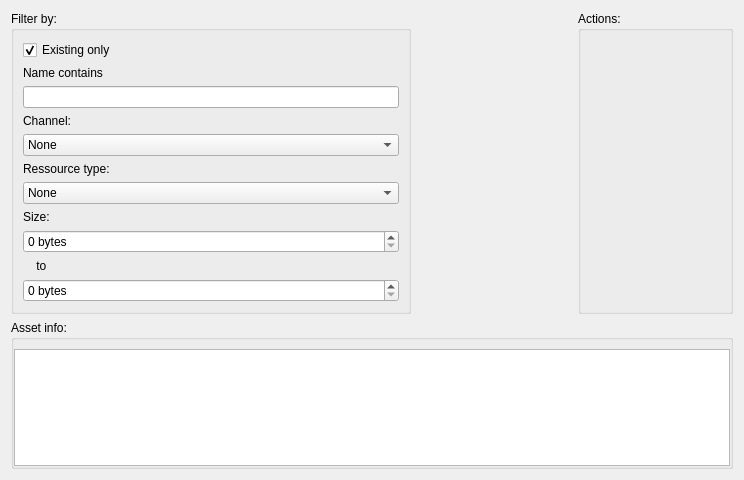
Above: ClearMap/gui/creator/assets_manipulation.ui from ClearAnatomics/ClearMap before the change. Below: the same form after it.
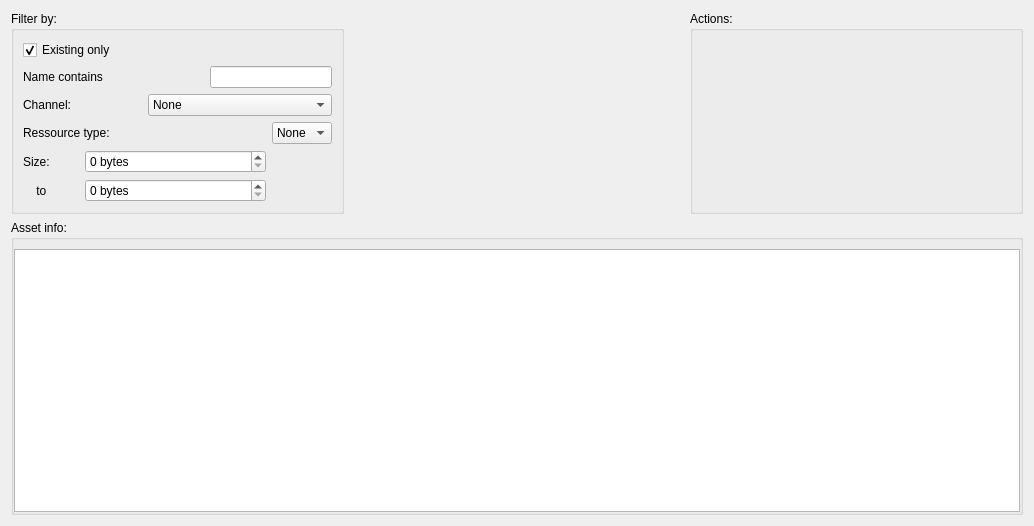
That is the form after the change.

Commit message: GUI: cleans up layout of workspace manager widget

Patch:
```diff
--- a/ClearMap/gui/creator/assets_manipulation.ui
+++ b/ClearMap/gui/creator/assets_manipulation.ui
@@ -6,8 +6,8 @@
    <rect>
     <x>0</x>
     <y>0</y>
-    <width>744</width>
-    <height>480</height>
+    <width>1034</width>
+    <height>526</height>
    </rect>
   </property>
   <property name="windowTitle">
@@ -17,30 +17,6 @@
    <item row="0" column="1">
     <layout class="QHBoxLayout" name="listsLayout"/>
    </item>
-   <item row="2" column="0" colspan="3">
-    <widget class="QGroupBox" name="groupBox_3">
-     <property name="title">
-      <string>Asset info:</string>
-     </property>
-     <layout class="QHBoxLayout" name="horizontalLayout">
-      <property name="leftMargin">
-       <number>0</number>
-      </property>
-      <property name="topMargin">
-       <number>9</number>
-      </property>
-      <property name="rightMargin">
-       <number>0</number>
-      </property>
-      <property name="bottomMargin">
-       <number>0</number>
-      </property>
-      <item>
-       <widget class="QTextBrowser" name="assetInfoTextBrowser"/>
-      </item>
-     </layout>
-    </widget>
-   </item>
    <item row="0" column="2">
     <widget class="QGroupBox" name="groupBox">
      <property name="title">
@@ -65,61 +41,50 @@
       <string>Filter by:</string>
      </property>
      <layout class="QGridLayout" name="gridLayout">
-      <item row="9" column="0">
-       <widget class="QLabel" name="label_2">
+      <item row="0" column="0" colspan="3">
+       <widget class="QCheckBox" name="existingOnlyCheckBox">
         <property name="text">
-         <string>    to</string>
+         <string>Existing only</string>
         </property>
-       </widget>
-      </item>
-      <item row="2" column="0">
-       <widget class="QLineEdit" name="nameFilterPlainLineEdit"/>
-      </item>
-      <item row="7" column="0">
-       <widget class="QLabel" name="label">
-        <property name="text">
-         <string>Size:</string>
+        <property name="checked">
+         <bool>true</bool>
         </property>
        </widget>
       </item>
-      <item row="1" column="0">
+      <item row="1" column="0" colspan="3">
        <widget class="QLabel" name="label_3">
         <property name="text">
          <string>Name contains</string>
         </property>
        </widget>
       </item>
-      <item row="5" column="0">
-       <widget class="QLabel" name="label_4">
-        <property name="text">
-         <string>Ressource type:</string>
-        </property>
-       </widget>
+      <item row="1" column="3" colspan="2">
+       <widget class="QLineEdit" name="nameFilterPlainLineEdit"/>
       </item>
-      <item row="8" column="0">
-       <widget class="QSpinBox" name="sizeMinSpinBox">
-        <property name="suffix">
-         <string> bytes</string>
-        </property>
-       </widget>
-      </item>
-      <item row="4" column="0">
-       <widget class="QComboBox" name="channelsComboBox">
-        <item>
-         <property name="text">
-          <string>None</string>
-         </property>
-        </item>
-       </widget>
-      </item>
-      <item row="3" column="0">
+      <item row="2" column="0" colspan="2">
        <widget class="QLabel" name="label_5">
         <property name="text">
          <string>Channel:</string>
         </property>
        </widget>
       </item>
-      <item row="6" column="0">
+      <item row="2" column="2" colspan="3">
+       <widget class="QComboBox" name="channelsComboBox">
+        <item>
+         <property name="text">
+          <string>None</string>
+         </property>
+        </item>
+       </widget>
+      </item>
+      <item row="3" column="0" colspan="3">
+       <widget class="QLabel" name="label_4">
+        <property name="text">
+         <string>Ressource type:</string>
+        </property>
+       </widget>
+      </item>
+      <item row="3" column="4">
        <widget class="QComboBox" name="fileFormatCategoryComboBox">
         <item>
          <property name="text">
@@ -128,17 +93,28 @@
         </item>
        </widget>
       </item>
-      <item row="0" column="0">
-       <widget class="QCheckBox" name="existingOnlyCheckBox">
+      <item row="4" column="0">
+       <widget class="QLabel" name="label">
         <property name="text">
-         <string>Existing only</string>
+         <string>Size:</string>
         </property>
-        <property name="checked">
-         <bool>true</bool>
+       </widget>
+      </item>
+      <item row="4" column="1" colspan="3">
+       <widget class="QSpinBox" name="sizeMinSpinBox">
+        <property name="suffix">
+         <string> bytes</string>
         </property>
        </widget>
       </item>
-      <item row="10" column="0">
+      <item row="5" column="0">
+       <widget class="QLabel" name="label_2">
+        <property name="text">
+         <string>    to</string>
+        </property>
+       </widget>
+      </item>
+      <item row="5" column="1" colspan="3">
        <widget class="QSpinBox" name="sizeMaxSpinBox">
         <property name="suffix">
          <string> bytes</string>
@@ -148,6 +124,30 @@
      </layout>
     </widget>
    </item>
+   <item row="1" column="0" rowspan="2" colspan="3">
+    <widget class="QGroupBox" name="groupBox_3">
+     <property name="title">
+      <string>Asset info:</string>
+     </property>
+     <layout class="QHBoxLayout" name="horizontalLayout">
+      <property name="leftMargin">
+       <number>0</number>
+      </property>
+      <property name="topMargin">
+       <number>9</number>
+      </property>
+      <property name="rightMargin">
+       <number>0</number>
+      </property>
+      <property name="bottomMargin">
+       <number>0</number>
+      </property>
+      <item>
+       <widget class="QTextBrowser" name="assetInfoTextBrowser"/>
+      </item>
+     </layout>
+    </widget>
+   </item>
   </layout>
  </widget>
  <resources/>
```
